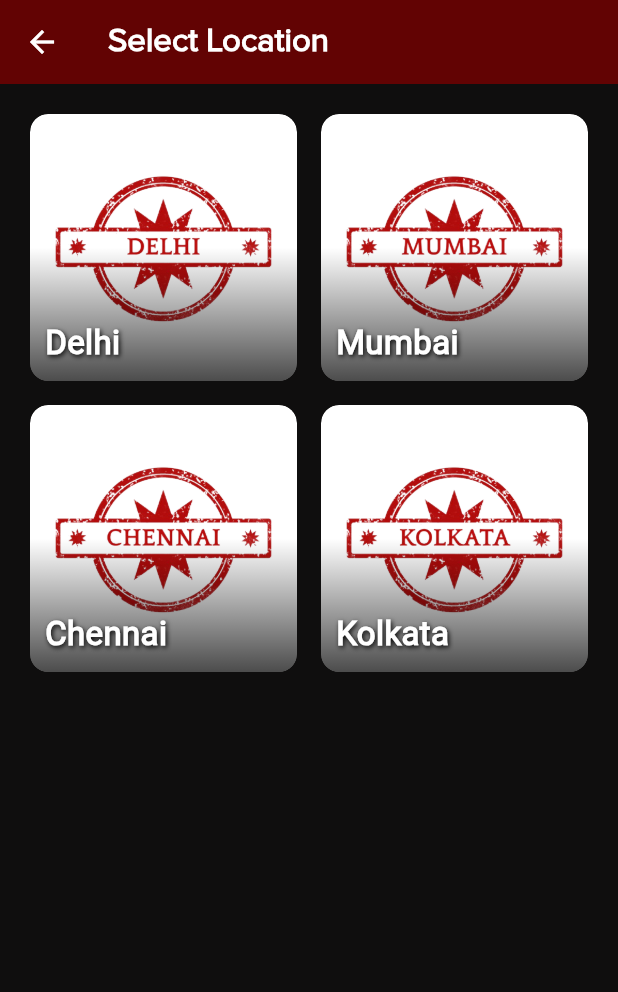
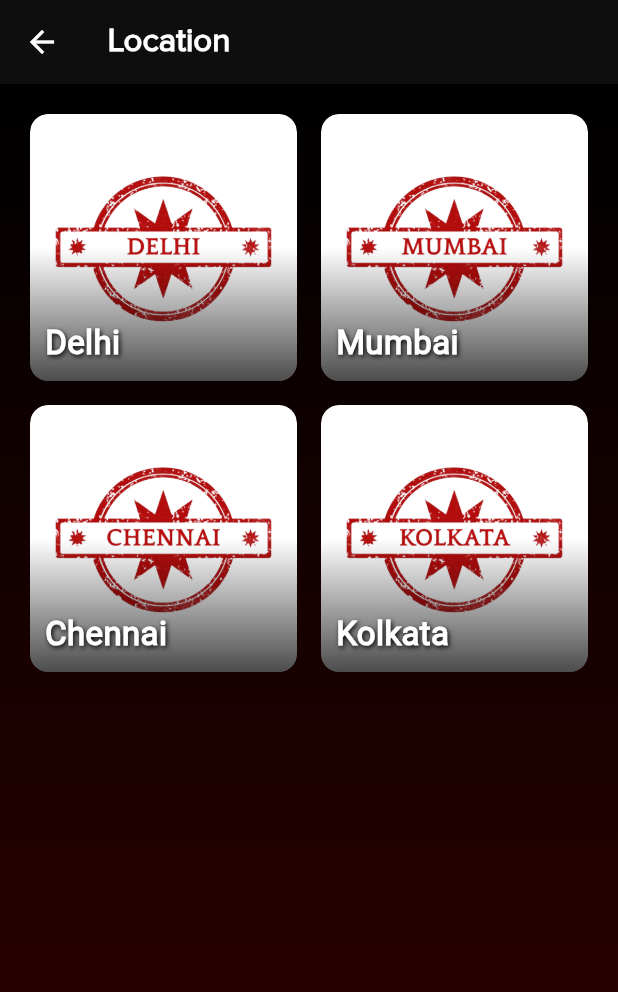
Before and after one commit to Sunidhi-Gautam/Book-It-Now-Flutter-App, a Flutter app: the SelectLocationScreen screen opened directly with empty values, on a phone screen of 412 x 824 dp. Shown: the top 992 px of the screen. Run offline on Flutter 3.47's test engine with Material 3 defaults, Android fonts, the phone set to English and light mode, and no system bars; our stand-ins replace cloud_firestore, firebase_auth, firebase_core, flutter_carousel_widget, flutter_rating_bar, flutter_svg and 2 more; missing offline and left inert: book_my_seat, syncfusion_flutter_barcodes; accounts and stored records are empty; network calls fail.

Commit message:
Updated UI for Location page, CinemaHall/Date&Time page and Seat selection page

```diff
--- a/lib/screens/movie_detail_screen.dart
+++ b/lib/screens/movie_detail_screen.dart
@@ -52,7 +52,7 @@ class MovieDetailScreen extends StatelessWidget {
               padding: const EdgeInsets.symmetric(horizontal: 20, vertical: 20),
               child: ElevatedButton(
                 style: ElevatedButton.styleFrom(
-                  backgroundColor: kPrimaryColor,
+                  backgroundColor: const Color.fromARGB(255, 65, 2, 2),
                   elevation: 5, // slight shadow if you want a floating look
                   padding: const EdgeInsets.symmetric(vertical: 12),
                   shape: RoundedRectangleBorder(
--- a/lib/screens/select_location_screen.dart
+++ b/lib/screens/select_location_screen.dart
@@ -105,13 +105,13 @@ class SelectLocationScreen extends StatelessWidget {
   Widget build(BuildContext context) {
     return Scaffold(
       appBar: AppBar(
-        backgroundColor: kPrimaryColor,
+        backgroundColor: const Color(0xFF0F0E0E),
         elevation: 0,
         iconTheme: const IconThemeData(
           color: Colors.white,
         ),
         title: Text(
-          "Select Location",
+          "Location",
           style: TextStyle(
             color: Colors.white,
             fontWeight: FontWeight.bold,
@@ -120,7 +120,18 @@ class SelectLocationScreen extends StatelessWidget {
         ),
       ),
       backgroundColor: const Color.fromARGB(255, 15, 14, 14),
-      body: Center(
+      body: Container(
+        decoration: const BoxDecoration(
+          gradient: LinearGradient(
+            begin: Alignment.topCenter,
+            end: Alignment.bottomCenter,
+            colors: [
+              Color.fromARGB(255, 0, 0, 0),
+              Color.fromARGB(255, 49, 1, 1),
+            ],
+          ),
+        ),
+        child: Center(
           child: Padding(
             padding: const EdgeInsets.all(20.0),
             child: GridView.builder(
@@ -129,7 +140,7 @@ class SelectLocationScreen extends StatelessWidget {
                 crossAxisCount: 2,
                 crossAxisSpacing: 16,
                 mainAxisSpacing: 16,
-            childAspectRatio: 1.0, // Ensures tiles are square
+                childAspectRatio: 1.0,
               ),
               itemBuilder: (context, index) {
                 final city = cities[index];
@@ -138,7 +149,6 @@ class SelectLocationScreen extends StatelessWidget {
 
                 return GestureDetector(
                   onTap: () async {
-                // Show loading while fetching cinemas
                     showDialog(
                       context: context,
                       barrierDismissible: false,
@@ -155,9 +165,9 @@ class SelectLocationScreen extends StatelessWidget {
                       city['lng'],
                       city['name'],
                     );
-                Navigator.pop(context); // close loading dialog
 
-                // Pass movieId and movieTitle to CinemaListScreen
+                    Navigator.pop(context);
+
                     Navigator.push(
                       context,
                       MaterialPageRoute(
@@ -172,14 +182,12 @@ class SelectLocationScreen extends StatelessWidget {
                     );
                   },
                   child: ClipRRect(
-                // Clip the tile to give it rounded corners
                     borderRadius: BorderRadius.circular(12),
                     child: Container(
                       decoration: BoxDecoration(
                         color: Colors.white,
                         borderRadius: BorderRadius.circular(12),
                         boxShadow: [
-                      // Optional: Add shadow for depth
                           BoxShadow(
                             color: Colors.black.withOpacity(0.2),
                             spreadRadius: 1,
@@ -191,22 +199,21 @@ class SelectLocationScreen extends StatelessWidget {
                       child: Stack(
                         fit: StackFit.expand,
                         children: [
-                      // 1. City Image
                           Image.asset(
                             imagePath,
-                        fit: BoxFit
-                            .cover, // Ensures the image covers the tile area
-                        // Fallback in case the image asset is missing
-                        errorBuilder: (context, error, stackTrace) => Container(
+                            fit: BoxFit.cover,
+                            errorBuilder: (context, error, stackTrace) =>
+                                Container(
                               color: Colors.grey.shade300,
                               child: Center(
-                            child: Icon(Icons.location_city,
-                                size: 40, color: kPrimaryColor),
+                                child: Icon(
+                                  Icons.location_city,
+                                  size: 40,
+                                  color: kPrimaryColor,
                                 ),
                               ),
                             ),
-
-                      // 2. Gradient Overlay for text contrast (Bottom Fade)
+                          ),
                           Container(
                             decoration: BoxDecoration(
                               gradient: LinearGradient(
@@ -220,8 +227,6 @@ class SelectLocationScreen extends StatelessWidget {
                               ),
                             ),
                           ),
-
-                      // 3. City Name Text
                           Positioned(
                             bottom: 10,
                             left: 10,
@@ -229,8 +234,7 @@ class SelectLocationScreen extends StatelessWidget {
                             child: Text(
                               cityName,
                               style: const TextStyle(
-                            color: Colors
-                                .white, // White text over the dark overlay
+                                color: Colors.white,
                                 fontSize: 22,
                                 fontWeight: FontWeight.w900,
                                 shadows: [
@@ -251,7 +255,9 @@ class SelectLocationScreen extends StatelessWidget {
                 );
               },
             ),
-      )),
+          ),
+        ),
+      ),
     );
   }
 }
```
Also changed, not shown: lib/components/ticketbooking/showTiming.dart (+32 -15 lines), lib/screens/cinema_list_screen.dart (+16 -9 lines), lib/screens/seat_selection_screen.dart (+36 -28 lines). Lines whose indentation alone changed are shown as unchanged.
